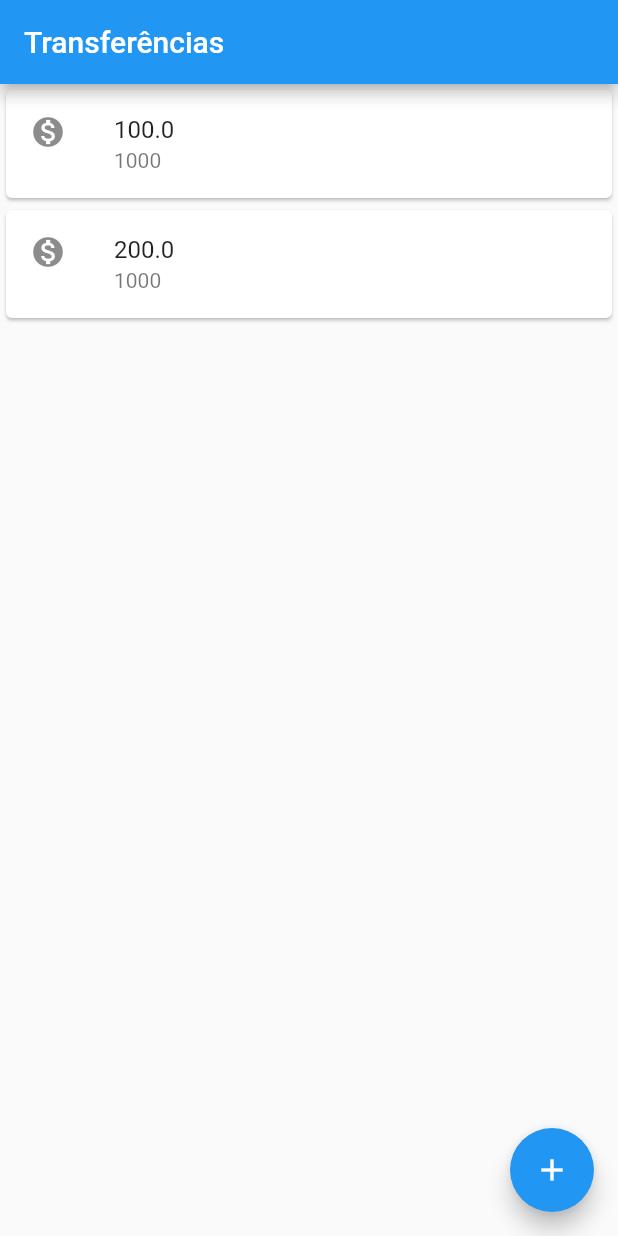
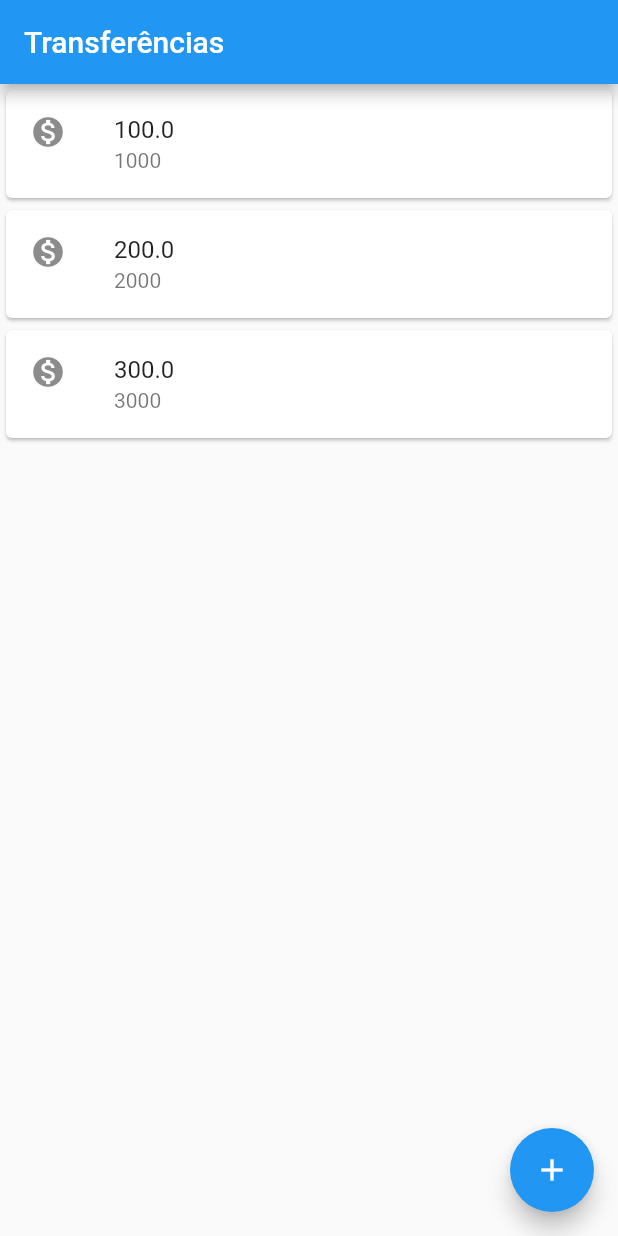
Before and after one commit to Dennyfentow/fundamentos-flutter, a Flutter app: the screen it shows after launch, on a phone screen of 412 x 824 dp. Run offline on Flutter 3.47's test engine with Material 2 defaults, Android fonts, the phone set to English and light mode, and no system bars.

Commit message:
parte02 - refatorado o código.

```diff
--- a/lib/main.dart
+++ b/lib/main.dart
@@ -2,22 +2,7 @@ import 'package:flutter/material.dart';
 
 void main() => runApp(MaterialApp(
       home: Scaffold(
-        body: Column(
-          children: [
-            Card(
-                child: ListTile(
-              leading: Icon(Icons.monetization_on),
-              title: Text('100.0'),
-              subtitle: Text('1000'),
-            )),
-            Card(
-                child: ListTile(
-              leading: Icon(Icons.monetization_on),
-              title: Text('200.0'),
-              subtitle: Text('1000'),
-            )),
-          ],
-        ),
+        body: ListaTransferencias(),
         appBar: AppBar(
           title: Text('Transferências'),
         ),
@@ -27,3 +12,40 @@ void main() => runApp(MaterialApp(
         ),
       ),
     ));
+
+class ListaTransferencias extends StatelessWidget {
+  @override
+  Widget build(BuildContext context) {
+    return Column(
+      children: [
+        ItemTransferencia(Transferencia(100.0, 1000)),
+        ItemTransferencia(Transferencia(200.0, 2000)),
+        ItemTransferencia(Transferencia(300.0, 3000)),
+      ],
+    );
+  }
+}
+
+class ItemTransferencia extends StatelessWidget {
+  final Transferencia _transferencia;
+
+
+  ItemTransferencia(this._transferencia);
+
+  @override
+  Widget build(BuildContext context) {
+    return Card(
+        child: ListTile(
+      leading: Icon(Icons.monetization_on),
+      title: Text(_transferencia.valor.toString()),
+      subtitle: Text(_transferencia.numeroConta.toString()),
+    ));
+  }
+}
+
+class Transferencia {
+  final double valor;
+  final int numeroConta;
+
+  Transferencia(this.valor, this.numeroConta);
+}
```
Also changed, not shown: 1 other file.
